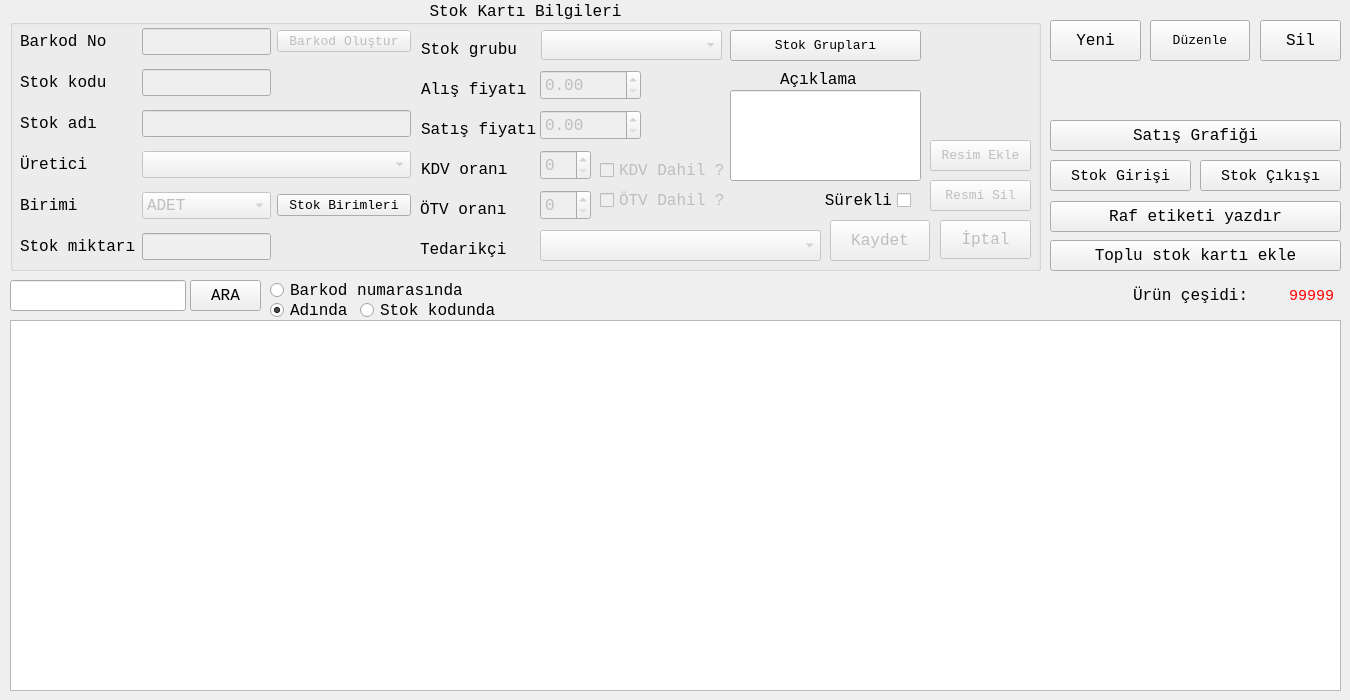
First picture: the form in stokfrom.ui, repository mamoo81/bhss, before the edit.
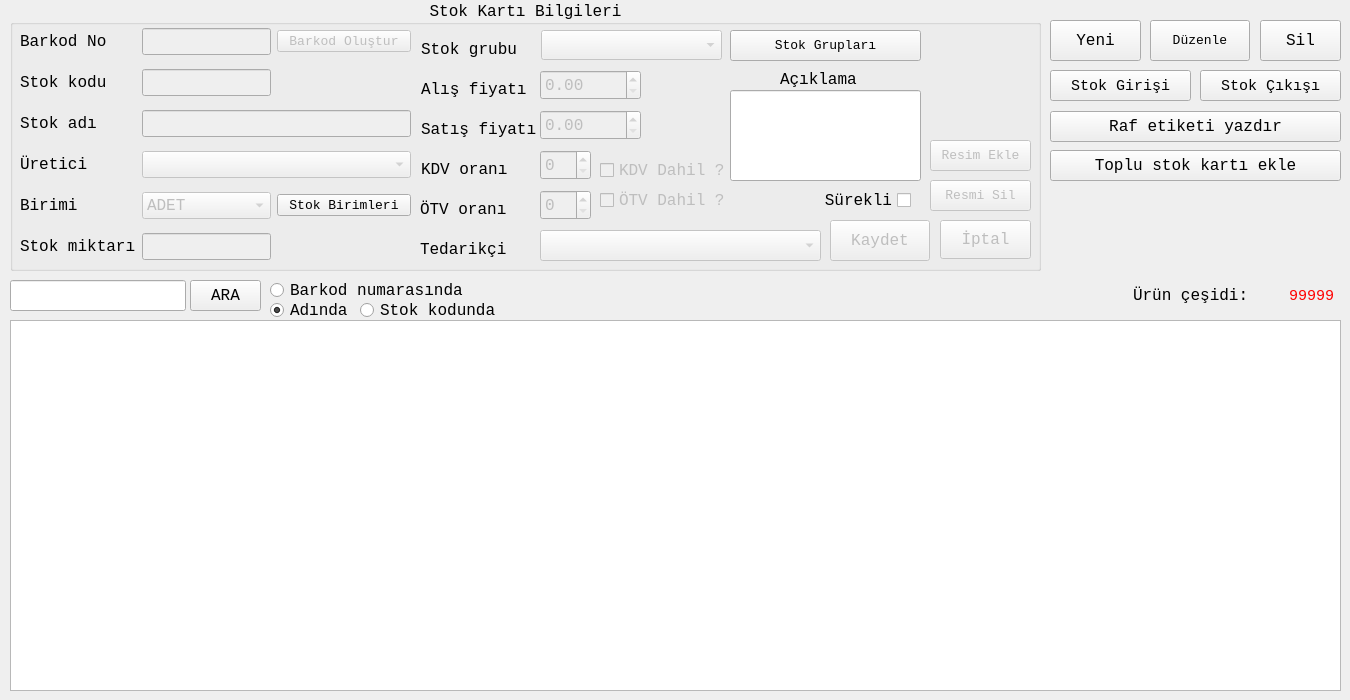
Second picture: the form after the edit. Icons and pictures are not drawn.

Commit message: stok kartı arama. satış grafiği ön hazırlık

The edit to the form file:
```diff
--- a/stokfrom.ui
+++ b/stokfrom.ui
@@ -784,46 +784,11 @@
     <string>Stok kodunda</string>
    </property>
   </widget>
-  <widget class="QToolButton" name="SatisGrafikBtn">
-   <property name="geometry">
-    <rect>
-     <x>1050</x>
-     <y>120</y>
-     <width>291</width>
-     <height>31</height>
-    </rect>
-   </property>
-   <property name="font">
-    <font>
-     <family>Monospace</family>
-     <pointsize>12</pointsize>
-    </font>
-   </property>
-   <property name="layoutDirection">
-    <enum>Qt::LeftToRight</enum>
-   </property>
-   <property name="text">
-    <string>Satış Grafiği</string>
-   </property>
-   <property name="icon">
-    <iconset resource="images.qrc">
-     <normaloff>:/images/ui/chart-100.png</normaloff>:/images/ui/chart-100.png</iconset>
-   </property>
-   <property name="iconSize">
-    <size>
-     <width>24</width>
-     <height>24</height>
-    </size>
-   </property>
-   <property name="toolButtonStyle">
-    <enum>Qt::ToolButtonTextBesideIcon</enum>
-   </property>
-  </widget>
   <widget class="QToolButton" name="StokGirBtn">
    <property name="geometry">
     <rect>
      <x>1050</x>
-     <y>160</y>
+     <y>70</y>
      <width>141</width>
      <height>31</height>
     </rect>
@@ -855,7 +820,7 @@
    <property name="geometry">
     <rect>
      <x>1200</x>
-     <y>160</y>
+     <y>70</y>
      <width>141</width>
      <height>31</height>
     </rect>
@@ -887,7 +852,7 @@
    <property name="geometry">
     <rect>
      <x>1050</x>
-     <y>240</y>
+     <y>150</y>
      <width>291</width>
      <height>31</height>
     </rect>
@@ -1052,7 +1017,7 @@
    <property name="geometry">
     <rect>
      <x>1050</x>
-     <y>201</y>
+     <y>111</y>
      <width>291</width>
      <height>31</height>
     </rect>
```
Left out of the diff: 1 changed line with no effect on the pictures. The commit also changes 7 other files.
